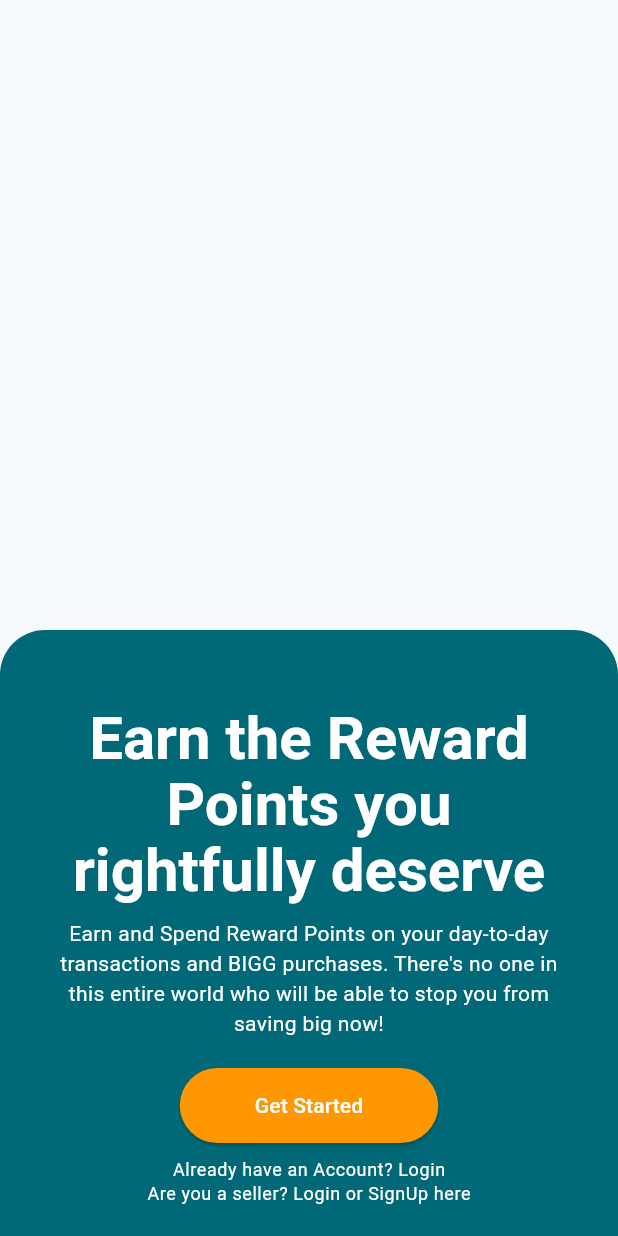
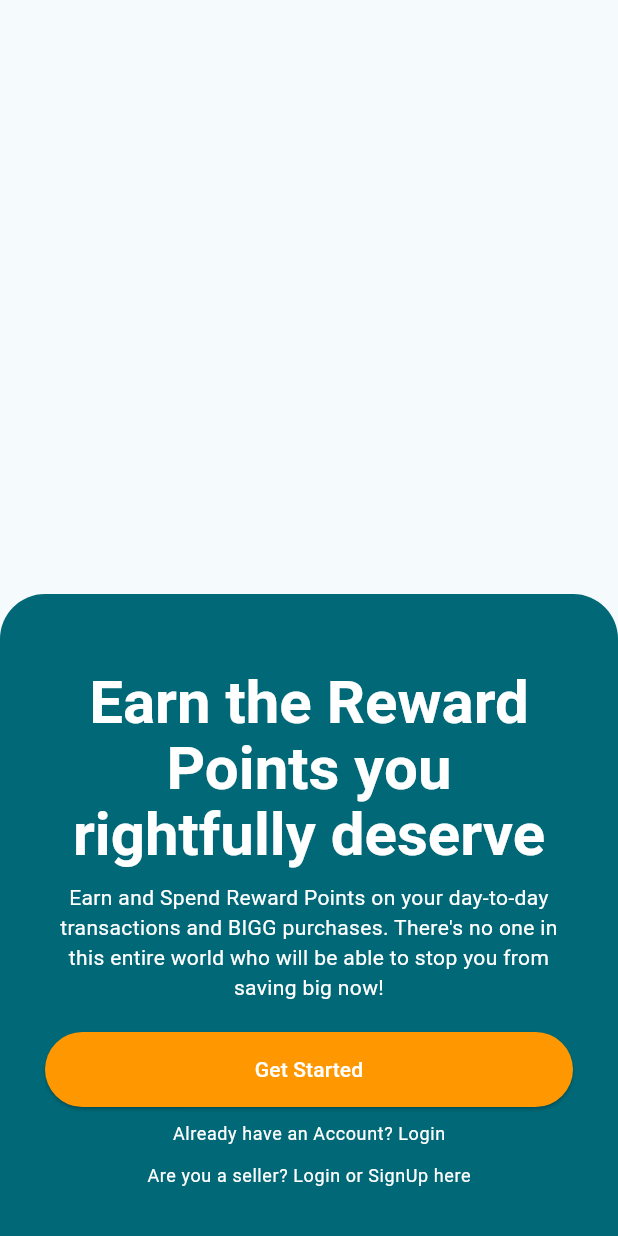
Before and after one commit to rayanry9/NPCI-Hackathon, a Flutter app: the screen it shows after launch, on a phone screen of 412 x 824 dp. Run offline on Flutter 3.47's test engine with Material 3 defaults, Android fonts, the phone set to English and light mode, and no system bars; our stand-ins replace google_fonts.

Commit message:
refactored get_started

```diff
--- a/lib/screens/get_started.dart
+++ b/lib/screens/get_started.dart
@@ -28,6 +28,7 @@ class GetStarted extends StatelessWidget{
           	ElevatedButton(
             	onPressed: (){},
             	style: ElevatedButton.styleFrom(
+                minimumSize: Size(double.infinity,20),
               	backgroundColor: Colors.orange,
               	foregroundColor: Colors.white,
               	padding: EdgeInsets.symmetric(horizontal: 50, vertical: 15),
@@ -41,10 +42,13 @@ class GetStarted extends StatelessWidget{
 							'Already have an Account? Login',
 							style: Theme.of(context).textTheme.bodySmall
 						),
-            Text(
-							'Are you a seller? Login or SignUp here',
-							style: Theme.of(context).textTheme.bodySmall,
-						),
+            Padding(
+              padding: const EdgeInsets.all(12.0),
+              child: Text(
+                            'Are you a seller? Login or SignUp here',
+                            style: Theme.of(context).textTheme.bodySmall,
+                          ),
+            ),
         	],
       	),
     	),
```
